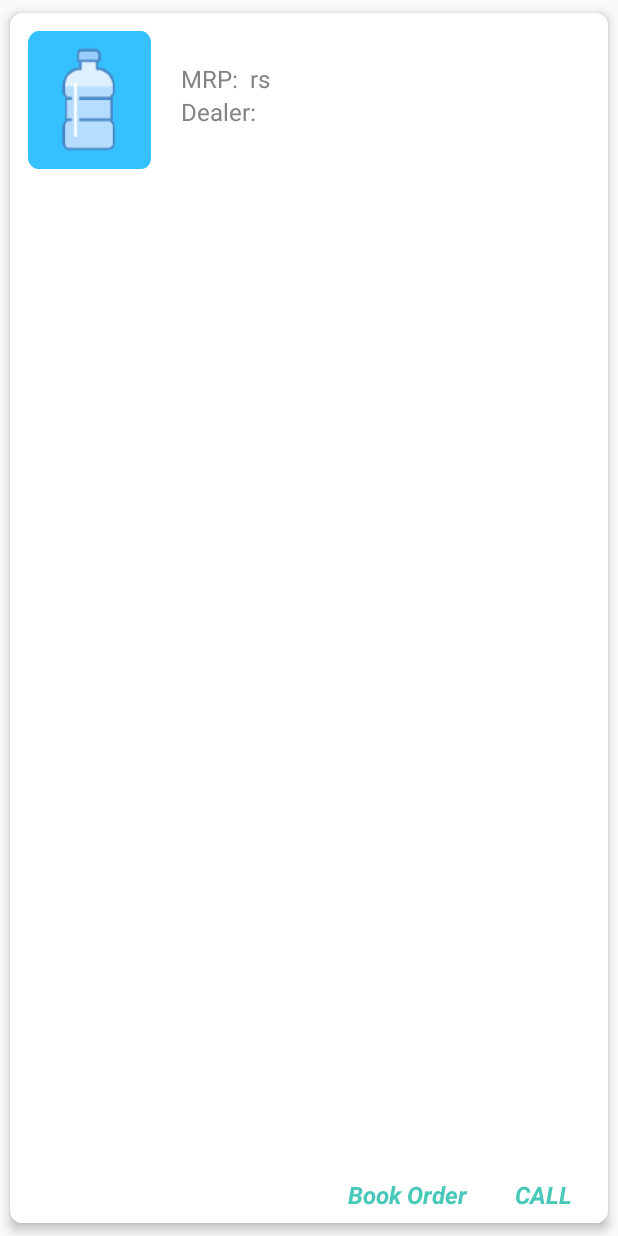
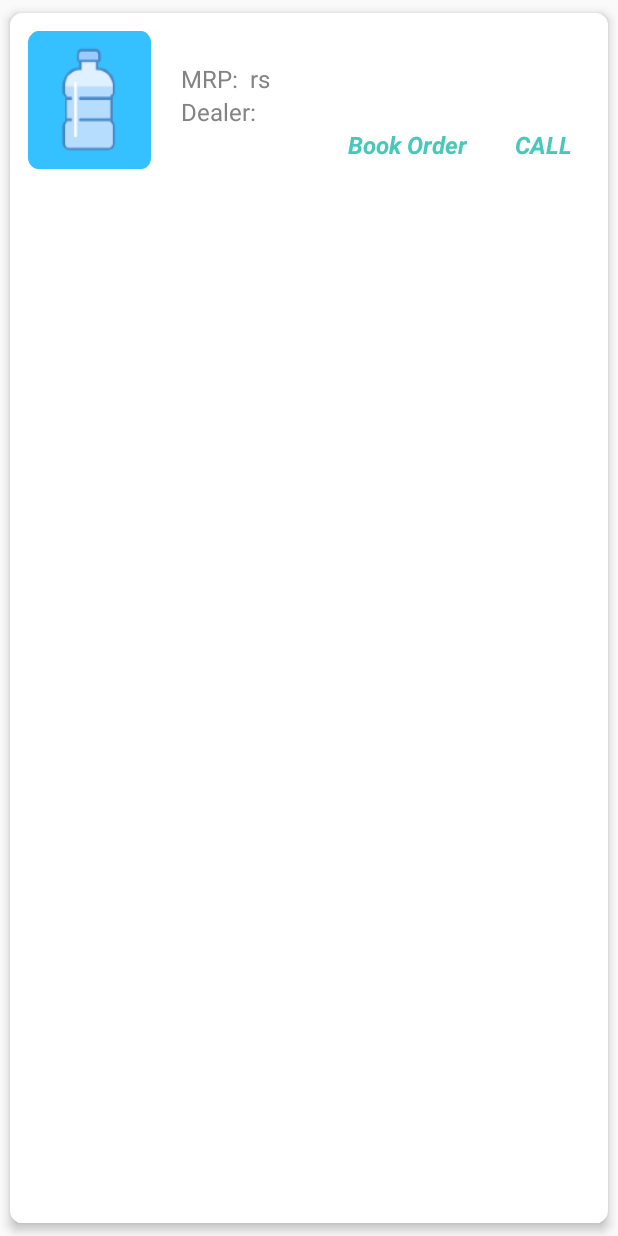
Before and after one commit to ZafarQuaere/Paniwale, an Android app: the layout product_view.xml on its own in the app's theme, with its tools: preview values and no code run, on a phone screen of 412 x 824 dp. Run offline under Robolectric (Android 15) with nearby library versions, the phone set to English and light mode, and no system bars.

Commit message:
First release

```diff
--- a/app/src/main/res/layout/product_view.xml
+++ b/app/src/main/res/layout/product_view.xml
@@ -86,6 +86,7 @@
             </LinearLayout>
 
             <LinearLayout
+                android:id="@+id/dealer_layout"
                 android:layout_width="match_parent"
                 android:layout_height="wrap_content"
                 android:layout_below="@+id/price_layout"
@@ -131,9 +132,10 @@
 
             <LinearLayout
                 android:layout_width="wrap_content"
-                android:layout_alignParentBottom="true"
+                android:layout_height="wrap_content"
+                android:layout_below="@+id/dealer_layout"
                 android:layout_alignParentEnd="true"
-                android:layout_height="wrap_content">
+                android:layout_alignParentBottom="true">
 
                 <TextView
                     android:id="@+id/order"
@@ -142,22 +144,21 @@
                     android:layout_marginLeft="16dp"
                     android:layout_marginRight="16dp"
                     android:text="@string/book_order"
-                    android:textStyle="bold|italic"
                     android:textColor="@color/colorPrimaryDark"
-                    android:textSize="16sp" />
+                    android:textSize="16sp"
+                    android:textStyle="bold|italic" />
 
 
                 <TextView
                     android:id="@+id/call"
                     android:layout_width="wrap_content"
                     android:layout_height="wrap_content"
-                     android:layout_marginLeft="16dp"
-                    android:textStyle="bold|italic"
+                    android:layout_marginLeft="16dp"
                     android:layout_marginRight="16dp"
                     android:text="@string/call"
                     android:textColor="@color/colorPrimaryDark"
-                    android:textSize="16sp" />
-
+                    android:textSize="16sp"
+                    android:textStyle="bold|italic" />
 
 
             </LinearLayout>
```
